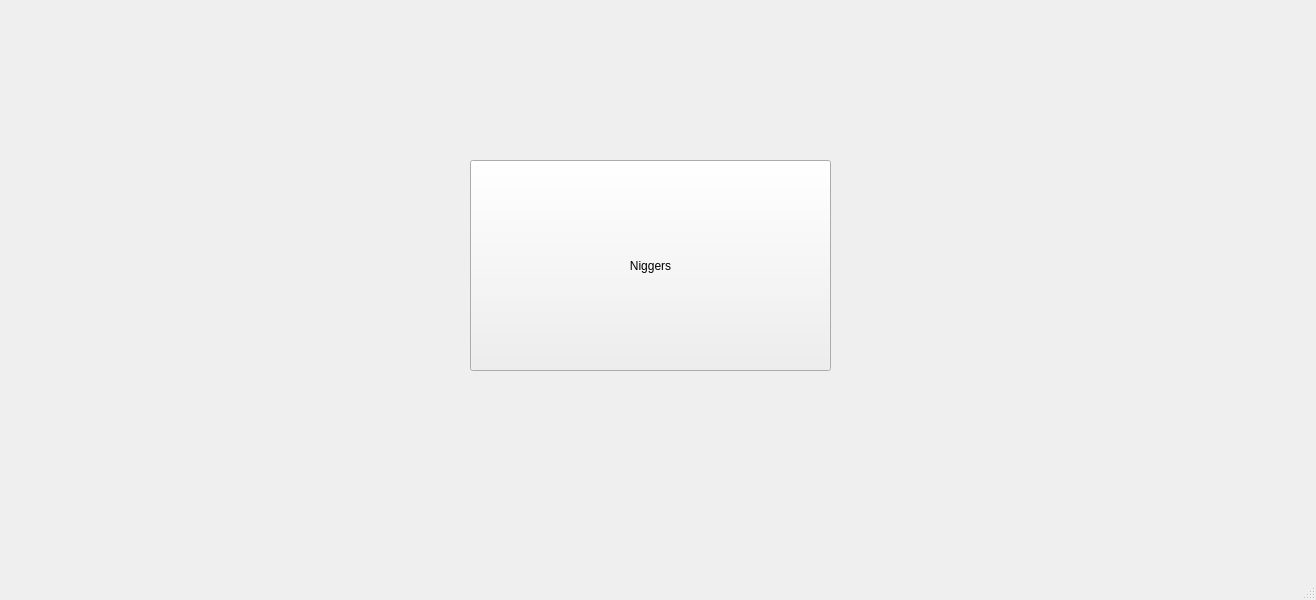
First picture: the form in frontend/Pos/mainwindow.ui, repository Yasir-Zafar/Pos, before the edit.
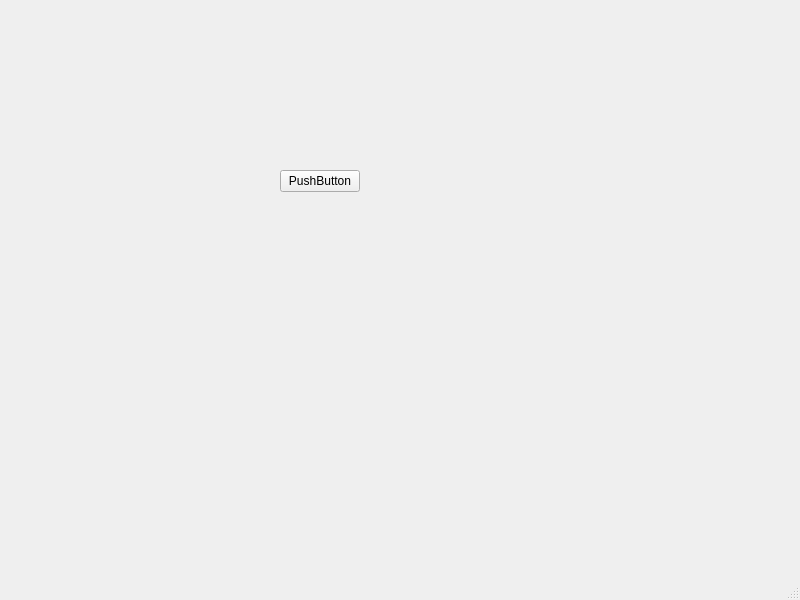
Second picture: the form after the edit.

What changed in the file:
```diff
--- a/frontend/Pos/mainwindow.ui
+++ b/frontend/Pos/mainwindow.ui
@@ -6,7 +6,7 @@
    <rect>
     <x>0</x>
     <y>0</y>
-    <width>1316</width>
+    <width>800</width>
     <height>600</height>
    </rect>
   </property>
@@ -17,14 +17,14 @@
    <widget class="QPushButton" name="pushButton">
     <property name="geometry">
      <rect>
-      <x>470</x>
-      <y>160</y>
-      <width>361</width>
-      <height>211</height>
+      <x>280</x>
+      <y>170</y>
+      <width>80</width>
+      <height>22</height>
      </rect>
     </property>
     <property name="text">
-     <string>Niggers</string>
+     <string>PushButton</string>
     </property>
    </widget>
   </widget>
```
Left out of the diff: 2 changed lines with no effect on the pictures.
